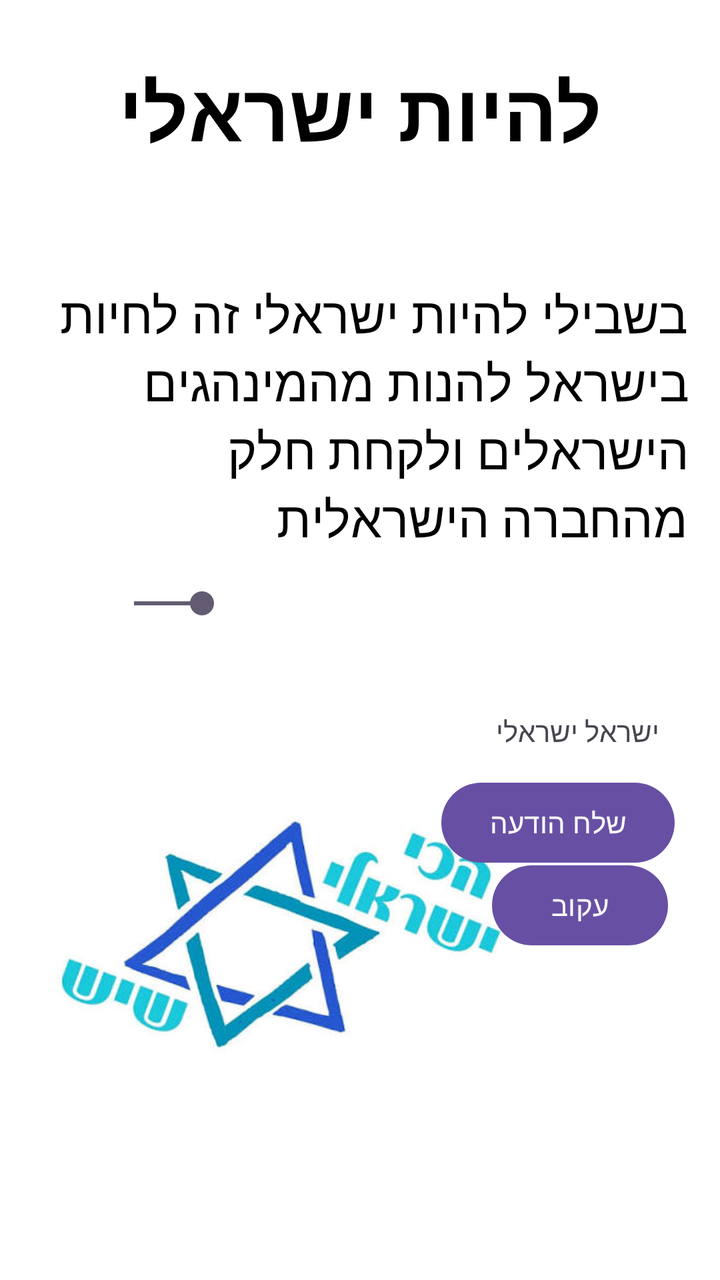
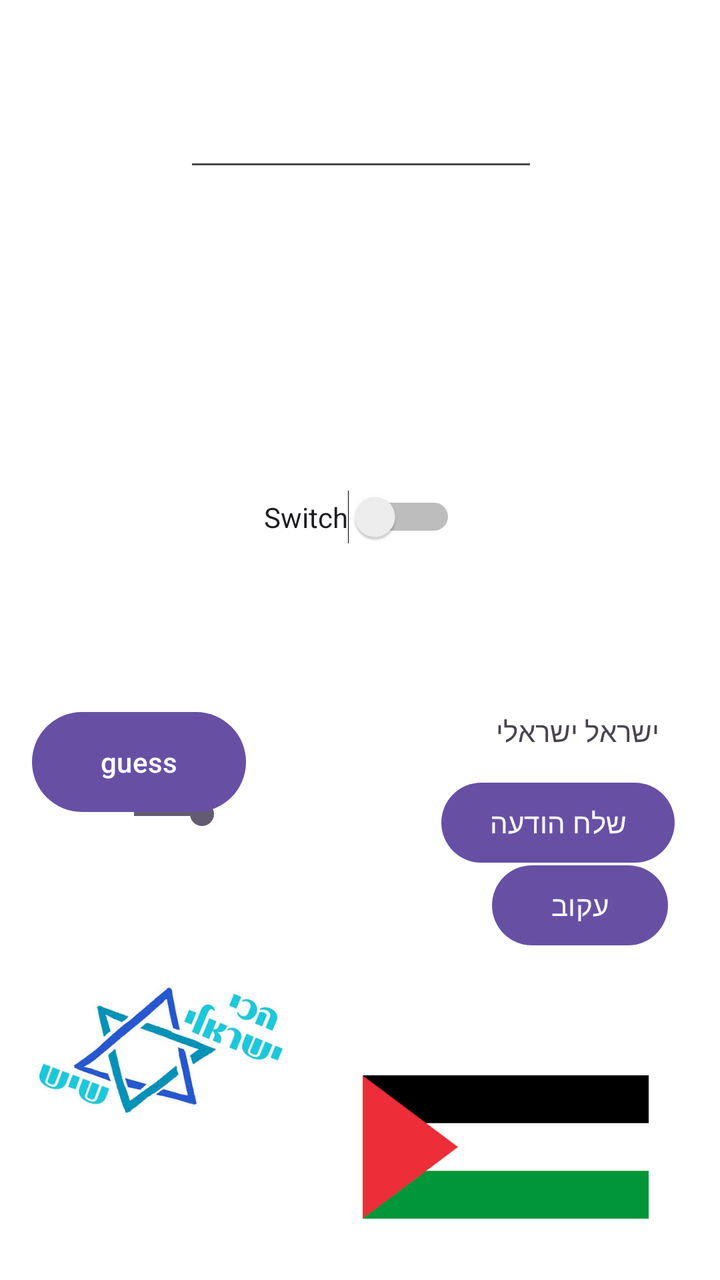

An Android layout rendered at two revisions. The XML below is the earlier revision; the diff shows what the commit changed to produce the second picture.
<!-- AndroidManifest.xml: application theme Theme.DanielKashi -->
<!-- res/layout/activity_main.xml -->
<?xml version="1.0" encoding="utf-8"?>
<androidx.constraintlayout.widget.ConstraintLayout xmlns:android="http://schemas.android.com/apk/res/android"
    xmlns:app="http://schemas.android.com/apk/res-auto"
    xmlns:tools="http://schemas.android.com/tools"
    android:layout_width="match_parent"
    android:layout_height="match_parent"
    android:padding="16dp"
    android:id="@+id/main"
    android:background="#FFFFFF">

    <TextView
        android:id="@+id/tvTitle"
        android:layout_width="wrap_content"
        android:layout_height="wrap_content"
        android:layout_marginTop="12dp"
        android:text="@string/my_message"
        android:textColor="#000000"
        android:textSize="40sp"
        android:textStyle="bold"
        app:layout_constraintEnd_toEndOf="parent"
        app:layout_constraintStart_toStartOf="parent"
        app:layout_constraintTop_toTopOf="parent" />

    <TextView
        android:id="@+id/tvReason"
        android:layout_width="wrap_content"
        android:layout_height="wrap_content"
        android:layout_marginTop="124dp"
        android:text="@string/reason"
        android:textColor="#000000"
        android:textSize="25sp"

        app:layout_constraintEnd_toEndOf="parent"
        app:layout_constraintHorizontal_bias="1.0"
        app:layout_constraintStart_toStartOf="parent"
        app:layout_constraintTop_toTopOf="parent" />

    <Button
        android:visibility="invisible"
        android:id="@+id/btnIsraeli"
        android:layout_width="wrap_content"
        android:layout_height="wrap_content"
        android:layout_marginTop="31dp"
        android:background="@android:color/transparent"
        android:text="@string/button_israeli"
        android:textColor="@color/black"
        android:textSize="20sp"
        android:textStyle="bold"
        app:layout_constraintEnd_toEndOf="parent"
        app:layout_constraintStart_toStartOf="parent"
        app:layout_constraintTop_toBottomOf="@+id/tvReason" />

    <ImageView
        android:id="@+id/israeli"
        android:layout_width="236dp"
        android:layout_height="298dp"
        android:layout_marginBottom="8dp"
        android:src="@drawable/israeli"
        app:layout_constraintBottom_toBottomOf="parent"
        app:layout_constraintEnd_toEndOf="parent"
        app:layout_constraintHorizontal_bias="0.09"
        app:layout_constraintStart_toStartOf="parent" />

    <Switch
        android:id="@+id/sdaniel"
        android:layout_width="wrap_content"
        android:layout_height="wrap_content"
        android:layout_marginTop="27dp"
        android:text="Switch"
        app:layout_constraintBottom_toTopOf="@+id/israeli"
        app:layout_constraintEnd_toEndOf="parent"
        app:layout_constraintStart_toStartOf="parent"
        app:layout_constraintTop_toBottomOf="@+id/btnIsraeli" />

    <TextView
        android:id="@+id/tvUserName"
        android:layout_width="wrap_content"
        android:layout_height="wrap_content"
        android:text="@string/user_name"
        app:layout_constraintBottom_toBottomOf="parent"
        app:layout_constraintEnd_toEndOf="parent"
        app:layout_constraintHorizontal_bias="0.942"
        app:layout_constraintStart_toStartOf="parent"
        app:layout_constraintTop_toTopOf="parent"
        app:layout_constraintVertical_bias="0.577" />

    <Button
        android:id="@+id/btnSendMessage"
        android:layout_width="wrap_content"
        android:layout_height="wrap_content"
        android:text="@string/send_message"
        app:layout_constraintBottom_toBottomOf="parent"
        app:layout_constraintEnd_toEndOf="parent"
        app:layout_constraintHorizontal_bias="0.969"
        app:layout_constraintStart_toStartOf="parent"
        app:layout_constraintTop_toTopOf="parent"
        app:layout_constraintVertical_bias="0.663" />

    <Button
        android:id="@+id/btnFollow"
        android:layout_width="wrap_content"
        android:layout_height="wrap_content"
        android:text="@string/follow"
        app:layout_constraintBottom_toBottomOf="parent"
        app:layout_constraintEnd_toEndOf="parent"
        app:layout_constraintHorizontal_bias="0.958"
        app:layout_constraintStart_toStartOf="parent"
        app:layout_constraintTop_toTopOf="parent"
        app:layout_constraintVertical_bias="0.737" />

    <SeekBar
        android:id="@+id/seekBar"
        android:layout_width="66dp"
        android:layout_height="19dp"
        android:max="100"
        android:progress="100"
        app:layout_constraintBottom_toTopOf="@+id/israeli"
        app:layout_constraintEnd_toEndOf="parent"
        app:layout_constraintHorizontal_bias="0.134"
        app:layout_constraintStart_toStartOf="parent"
        app:layout_constraintTop_toTopOf="parent"
        app:layout_constraintVertical_bias="0.976" />

</androidx.constraintlayout.widget.ConstraintLayout>
<!-- resources referenced by this layout -->
<resources>
  <color name="black">#FF000000</color>
  <!-- drawable israeli: jpeg bitmap (drawable, 19087 bytes) -->
  <string name="button_israeli">ללחוץ אם אתה ישראלי</string>
  <string name="follow">עקוב</string>
  <string name="my_message">להיות ישראלי</string>
  <string name="reason">בשבילי להיות ישראלי זה לחיות בישראל להנות מהמינהגים הישראלים ולקחת חלק מהחברה הישראלית</string>
  <string name="send_message">שלח הודעה</string>
  <string name="user_name">ישראל ישראלי</string>
  <style name="Theme.DanielKashi" parent="Base.Theme.DanielKashi" />
  <style name="Base.Theme.DanielKashi" parent="Theme.Material3.DayNight.NoActionBar">
          
          
      </style>
</resources>

<!-- the commit's change to res/layout/activity_main.xml (unified diff, before → after) -->
@@ -8,58 +8,33 @@
     android:id="@+id/main"
     android:background="#FFFFFF">
 
-    <TextView
-        android:id="@+id/tvTitle"
-        android:layout_width="wrap_content"
-        android:layout_height="wrap_content"
-        android:layout_marginTop="12dp"
-        android:text="@string/my_message"
-        android:textColor="#000000"
-        android:textSize="40sp"
-        android:textStyle="bold"
-        app:layout_constraintEnd_toEndOf="parent"
-        app:layout_constraintStart_toStartOf="parent"
-        app:layout_constraintTop_toTopOf="parent" />
-
-    <TextView
-        android:id="@+id/tvReason"
-        android:layout_width="wrap_content"
-        android:layout_height="wrap_content"
-        android:layout_marginTop="124dp"
-        android:text="@string/reason"
-        android:textColor="#000000"
-        android:textSize="25sp"
-
-        app:layout_constraintEnd_toEndOf="parent"
-        app:layout_constraintHorizontal_bias="1.0"
-        app:layout_constraintStart_toStartOf="parent"
-        app:layout_constraintTop_toTopOf="parent" />
 
     <Button
-        android:visibility="invisible"
         android:id="@+id/btnIsraeli"
         android:layout_width="wrap_content"
         android:layout_height="wrap_content"
-        android:layout_marginTop="31dp"
         android:background="@android:color/transparent"
         android:text="@string/button_israeli"
         android:textColor="@color/black"
         android:textSize="20sp"
         android:textStyle="bold"
+        android:visibility="invisible"
         app:layout_constraintEnd_toEndOf="parent"
+        app:layout_constraintHorizontal_bias="0.496"
         app:layout_constraintStart_toStartOf="parent"
-        app:layout_constraintTop_toBottomOf="@+id/tvReason" />
+        tools:layout_editor_absoluteY="300dp" />
 
     <ImageView
         android:id="@+id/israeli"
-        android:layout_width="236dp"
-        android:layout_height="298dp"
-        android:layout_marginBottom="8dp"
+        android:layout_width="131dp"
+        android:layout_height="198dp"
         android:src="@drawable/israeli"
         app:layout_constraintBottom_toBottomOf="parent"
         app:layout_constraintEnd_toEndOf="parent"
-        app:layout_constraintHorizontal_bias="0.09"
-        app:layout_constraintStart_toStartOf="parent" />
+        app:layout_constraintHorizontal_bias="0.0"
+        app:layout_constraintStart_toStartOf="parent"
+        app:layout_constraintTop_toTopOf="parent"
+        app:layout_constraintVertical_bias="1.0" />
 
     <Switch
         android:id="@+id/sdaniel"
@@ -121,4 +96,55 @@
         app:layout_constraintTop_toTopOf="parent"
         app:layout_constraintVertical_bias="0.976" />
 
+    <ImageView
+        android:id="@+id/palpatine"
+        android:layout_width="143dp"
+        android:layout_height="101dp"
+        android:layout_marginStart="31dp"
+        app:layout_constraintBottom_toBottomOf="parent"
+        app:layout_constraintEnd_toEndOf="parent"
+        app:layout_constraintHorizontal_bias="0.148"
+        app:layout_constraintStart_toEndOf="@+id/israeli"
+        app:layout_constraintTop_toTopOf="parent"
+        app:layout_constraintVertical_bias="1.0"
+        app:srcCompat="@drawable/palpatine" />
+
+    <com.google.android.material.textfield.TextInputLayout
+        android:id="@+id/tilGuess"
+        android:layout_width="254dp"
+        android:layout_height="138dp"
+        android:hint="נחש מספר "
+        app:layout_constraintBottom_toBottomOf="parent"
+        app:layout_constraintEnd_toEndOf="parent"
+        app:layout_constraintHorizontal_bias="0.496"
+        app:layout_constraintStart_toStartOf="parent"
+        app:layout_constraintTop_toTopOf="parent"
+        app:layout_constraintVertical_bias="0.212">
+
+    </com.google.android.material.textfield.TextInputLayout>
+
+    <Button
+        android:id="@+id/btnguess"
+        android:layout_width="107dp"
+        android:layout_height="58dp"
+        android:text="@string/guess"
+        app:layout_constraintBottom_toBottomOf="parent"
+        app:layout_constraintEnd_toEndOf="parent"
+        app:layout_constraintHorizontal_bias="0.0"
+        app:layout_constraintStart_toStartOf="parent"
+        app:layout_constraintTop_toTopOf="parent"
+        app:layout_constraintVertical_bias="0.611" />
+
+    <com.google.android.material.textfield.TextInputEditText
+        android:id="@+id/etGuess"
+        android:layout_width="177dp"
+        android:layout_height="70dp"
+        android:inputType="number"
+        app:layout_constraintBottom_toTopOf="@+id/tilGuess"
+        app:layout_constraintEnd_toEndOf="parent"
+        app:layout_constraintHorizontal_bias="0.504"
+        app:layout_constraintStart_toStartOf="parent"
+        app:layout_constraintTop_toTopOf="parent"
+        app:layout_constraintVertical_bias="0.158" />
+
 </androidx.constraintlayout.widget.ConstraintLayout>
<!-- resource entries referenced after the edit -->
@@ -2,10 +2,10 @@
 <resources>
   <color name="black">#FF000000</color>
   <!-- drawable israeli: jpeg bitmap (drawable, 19087 bytes) -->
+  <!-- drawable palpatine: png bitmap (drawable, 1045 bytes) -->
   <string name="button_israeli">ללחוץ אם אתה ישראלי</string>
   <string name="follow">עקוב</string>
-  <string name="my_message">להיות ישראלי</string>
-  <string name="reason">בשבילי להיות ישראלי זה לחיות בישראל להנות מהמינהגים הישראלים ולקחת חלק מהחברה הישראלית</string>
+  <string name="guess">guess</string>
   <string name="send_message">שלח הודעה</string>
   <string name="user_name">ישראל ישראלי</string>
   <style name="Theme.DanielKashi" parent="Base.Theme.DanielKashi" />
